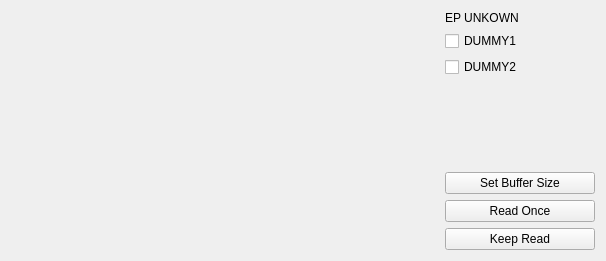
The window that ui/datatransferwindow/endpointinwidget.ui (NichtsHsu/usb-regulus) describes before a commit, drawn with Qt 5.
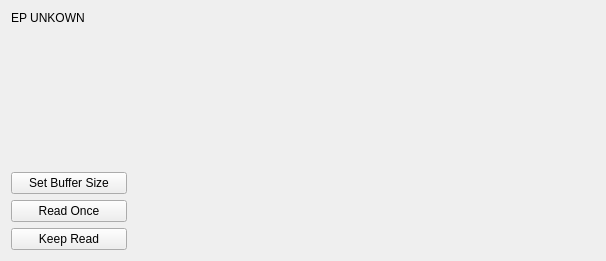
The same window after the commit.

Patch:
```diff
--- a/ui/datatransferwindow/endpointinwidget.ui
+++ b/ui/datatransferwindow/endpointinwidget.ui
@@ -19,39 +19,9 @@
   <property name="windowTitle">
    <string notr="true"/>
   </property>
-  <layout class="QHBoxLayout" name="horizontalLayout" stretch="4,0">
+  <layout class="QHBoxLayout" name="horizontalLayout" stretch="1,4">
    <item>
-    <widget class="QWidget" name="hexEditPlaceHolder" native="true"/>
-   </item>
-   <item>
-    <widget class="QWidget" name="widget" native="true">
-     <property name="sizePolicy">
-      <sizepolicy hsizetype="Fixed" vsizetype="Preferred">
-       <horstretch>150</horstretch>
-       <verstretch>0</verstretch>
-      </sizepolicy>
-     </property>
-     <property name="minimumSize">
-      <size>
-       <width>150</width>
-       <height>0</height>
-      </size>
-     </property>
-     <layout class="QVBoxLayout" name="verticalLayout">
-      <property name="leftMargin">
-       <number>0</number>
-      </property>
-      <property name="topMargin">
-       <number>0</number>
-      </property>
-      <property name="rightMargin">
-       <number>0</number>
-      </property>
-      <property name="bottomMargin">
-       <number>0</number>
-      </property>
-      <item>
-       <layout class="QVBoxLayout" name="layoutCheckBoxes">
+    <layout class="QVBoxLayout" name="layoutButtons">
         <item>
          <widget class="QLabel" name="labelEndpointName">
           <property name="text">
@@ -60,22 +30,6 @@
          </widget>
         </item>
         <item>
-         <widget class="QCheckBox" name="checkBox">
-          <property name="text">
-           <string notr="true">DUMMY1</string>
-          </property>
-         </widget>
-        </item>
-        <item>
-         <widget class="QCheckBox" name="checkBox_2">
-          <property name="text">
-           <string notr="true">DUMMY2</string>
-          </property>
-         </widget>
-        </item>
-       </layout>
-      </item>
-      <item>
        <spacer name="verticalSpacer">
         <property name="orientation">
          <enum>Qt::Vertical</enum>
@@ -89,8 +43,6 @@
        </spacer>
       </item>
       <item>
-       <layout class="QVBoxLayout" name="layoutButtons">
-        <item>
          <widget class="QPushButton" name="pushButtonSetBufferSize">
           <property name="text">
            <string>Set Buffer Size</string>
@@ -113,8 +65,8 @@
         </item>
        </layout>
       </item>
-     </layout>
-    </widget>
+   <item>
+    <widget class="QWidget" name="hexEditPlaceHolder" native="true"/>
    </item>
   </layout>
  </widget>
```
Lines whose indentation alone changed are shown as unchanged.
